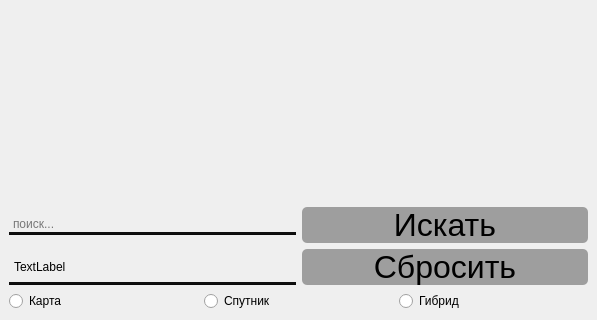
Old version of the form ui_files/main_ui.ui in the repository niotu/MapsApp; both pictures show x 0 to 597 and y 283 to 603 of the 597 by 603 pixel window.
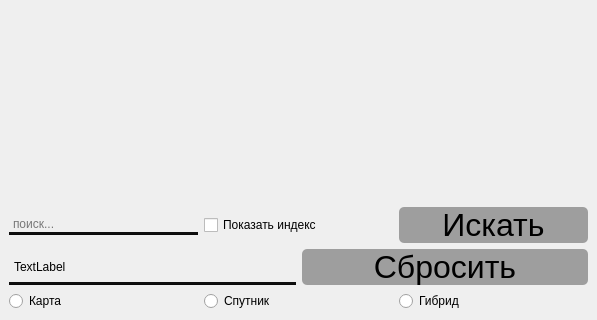
New version of the form.

Commit message: added show_index checkbox

The edit to the form file:
```diff
--- a/ui_files/main_ui.ui
+++ b/ui_files/main_ui.ui
@@ -54,10 +54,17 @@
                                         </property>
                                     </widget>
                                 </item>
+        <item>
+         <widget class="QCheckBox" name="checkBox">
+          <property name="text">
+           <string>Показать индекс</string>
+          </property>
+         </widget>
+        </item>
                                 <item>
                                     <widget class="QPushButton" name="search_button">
                                         <property name="styleSheet">
-                                            <string notr="true">background: #9E9E9E;
+           <string notr="true">QPushButton{background: #9E9E9E;
                                                 border-radius: 5px;
                                                 position: absolute;
                                                 font-family: &quot;Inter&quot;;
@@ -66,7 +73,18 @@
                                                 font-size: 32px;
                                                 line-height: 39px;
                                                 text-align: center;
-                                                color: #000000;
+                                                color: #000000;}
+QPushButton:clicked{background: #9A9A9A;
+                                                border-radius: 5px;
+                                                position: absolute;
+                                                font-family: &quot;Inter&quot;;
+                                                font-style: normal;
+                                                font-weight: 400;
+                                                font-size: 32px;
+                                                line-height: 39px;
+                                                text-align: center;
+                                                color: #000000;}
+                                            
                                             </string>
                                         </property>
                                         <property name="text">
```
Left out of the diff: 15 changed lines with no effect on the pictures. Lines whose indentation alone changed are shown as unchanged. The commit also changes 1 other file.
